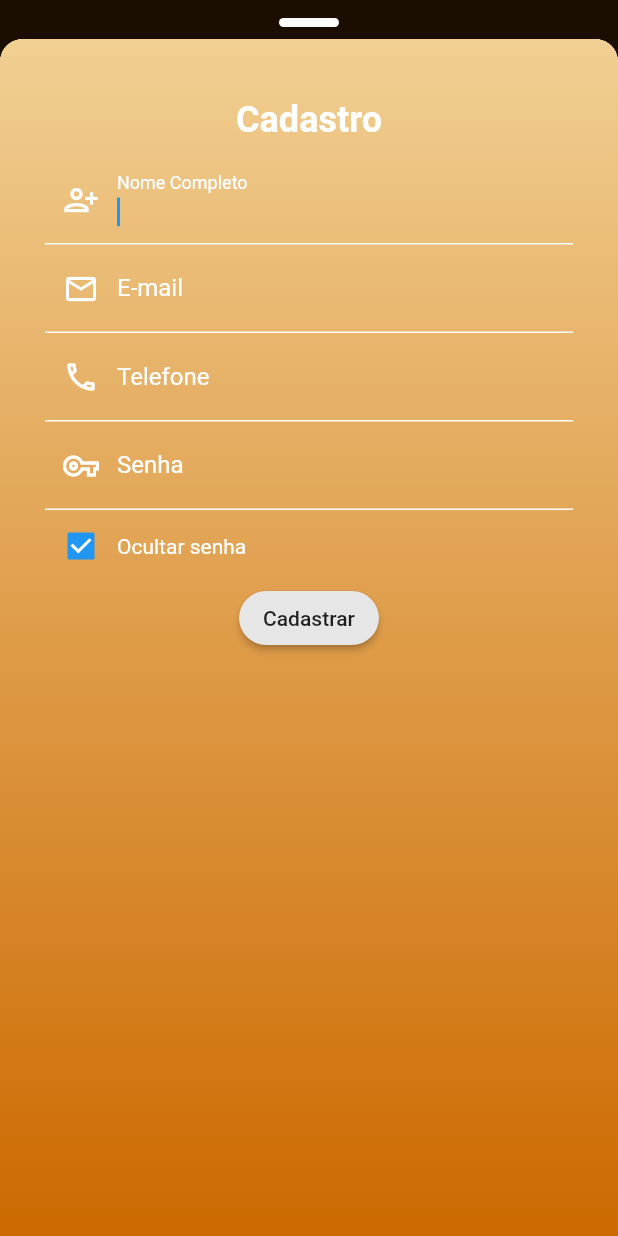
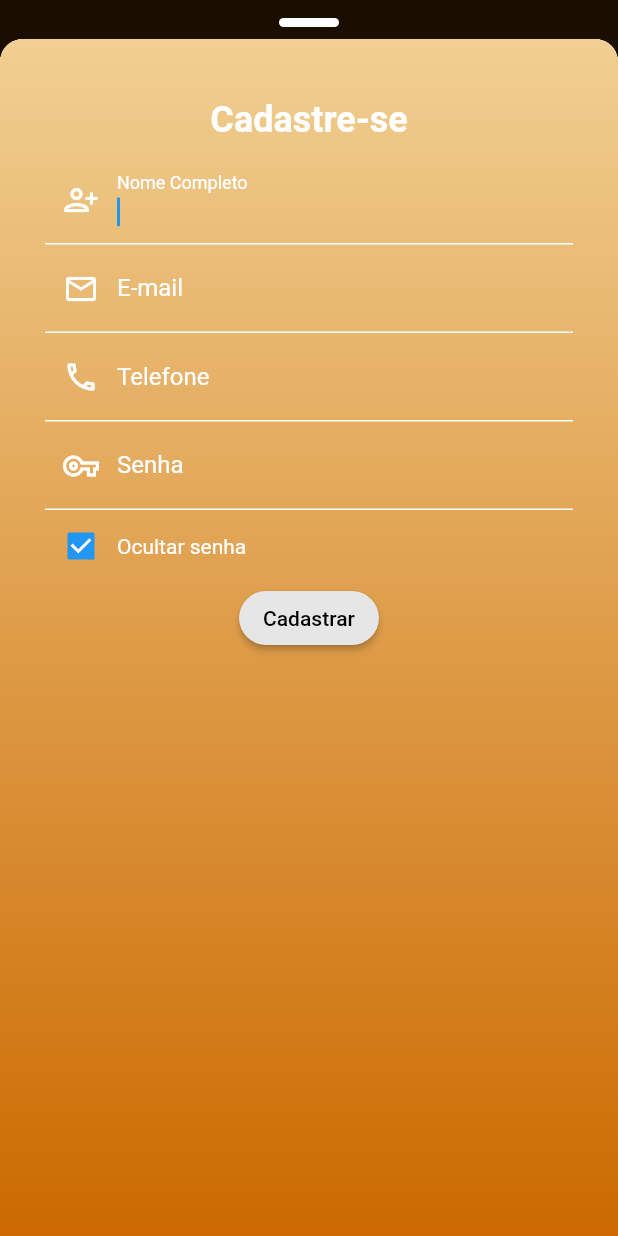
Before and after one commit to VictorLuizFerreira/lumen-master, a Flutter app: the screen it shows after launch, after a tap on "Entrar", after a tap on "Cadastrar-se", on a phone screen of 412 x 824 dp. Run offline on Flutter 3.47's test engine with Material 2 defaults, Android fonts, the phone set to English and light mode, and no system bars; our stand-ins replace firebase_auth, firebase_core, modal_bottom_sheet, shared_preferences; accounts and stored records are empty; network calls fail.

Commit message:
versao 1.3

```diff
--- a/lib/main.dart
+++ b/lib/main.dart
@@ -1,24 +1,23 @@
+import 'package:firebase_core/firebase_core.dart';
 import 'package:flutter/material.dart';
-import 'package:lumen/learn_firebase.dart';
-import 'package:lumen/pages/home/home_page.dart';
-import 'package:lumen/pages/login/login_page.dart';
-import 'package:lumen/pages/login/widgets/login_splash.dart';
+
+import 'package:lumen/shared/services/auth_service.dart';
+import 'package:provider/provider.dart';
+
+import 'myapp.dart';
 
 
 
-void main() {
-  runApp(MyApp());
+void main() async {
+  WidgetsFlutterBinding.ensureInitialized();
+
+  await Firebase.initializeApp();
+  runApp(
+      MultiProvider(
+        providers: [
+          ChangeNotifierProvider(create: (context) => AuthService()),
+        ],
+        child: MyApp(),
+      ),
+  );
 }
-
-class MyApp extends StatelessWidget {
-
-  // This widget is the root of your application.
-  @override
-  Widget build(BuildContext context) {
-    return MaterialApp(
-      title: 'Flutter Demo',
-      home: LoginSplash(),
-      debugShowCheckedModeBanner: false,
-    );
-  }
-}
--- /dev/null
+++ b/lib/myapp.dart
@@ -0,0 +1,15 @@
+import 'package:flutter/material.dart';
+import 'package:lumen/pages/login/widgets/login_splash.dart';
+
+class MyApp extends StatelessWidget {
+  const MyApp({Key? key}) : super(key: key);
+  // This widget is the root of your application.
+  @override
+  Widget build(BuildContext context) {
+    return MaterialApp(
+      title: 'Lumenu',
+      home: LoginSplash(),
+      debugShowCheckedModeBanner: false,
+    );
+  }
+}
--- a/lib/pages/cadastro/cadastro_page.dart
+++ b/lib/pages/cadastro/cadastro_page.dart
@@ -3,8 +3,10 @@ import 'dart:convert';
 import 'package:flutter/material.dart';
 import 'package:lumen/pages/cadastro/cadastro_service.dart';
 import 'package:lumen/shared/models/login_model.dart';
+import 'package:lumen/shared/services/auth_service.dart';
 import 'package:lumen/shared/values/custom_colors.dart';
 import 'package:lumen/shared/values/preferences_keys.dart';
+import 'package:provider/src/provider.dart';
 
 import 'package:shared_preferences/shared_preferences.dart';
 
@@ -22,7 +24,9 @@ class _SignUpPageState extends State<SignUpPage> {
   final TextEditingController _passwordInputController = TextEditingController();
 
   bool _obscurePassword = true;
+
   final _formKey = GlobalKey<FormState>();
+
   @override
   Widget build(BuildContext context) {
     return Container(
@@ -44,7 +48,7 @@ class _SignUpPageState extends State<SignUpPage> {
 
             children: [
               const Text(
-                  "Cadastro",
+                  "Cadastre-se",
                   textAlign: TextAlign.center,
                   style: TextStyle(
                     color: Colors.white,
@@ -200,16 +204,23 @@ class _SignUpPageState extends State<SignUpPage> {
                   ],
               ),
               ),
-              RaisedButton(
+              ElevatedButton(
                 onPressed: (){
                   _doSignUp();
                 },
                 child: const Text(
-                  "Cadastrar"
+                  "Cadastrar",
+                  style: TextStyle(color: Colors.black),
                 ),
-                color: CustomColors().getActiveSecondaryButtonColor(),
-                shape: RoundedRectangleBorder(
-                    borderRadius: BorderRadius.circular(50),
+                style: ButtonStyle(
+                  backgroundColor: MaterialStateProperty.all<Color>(
+                    CustomColors().getActiveSecondaryButtonColor(),
+                  ),
+                  shape: MaterialStateProperty.all<OutlinedBorder>(
+                    RoundedRectangleBorder(
+                      borderRadius: BorderRadius.circular(50),
+                    ),
+                  ),
                 ),
               ),
             ],
@@ -217,12 +228,27 @@ class _SignUpPageState extends State<SignUpPage> {
         ),
     );
   }
+
+
+
+  registrar() async{
+    try{
+      await context.read<AuthService>().registrar(_mailInputController.text, _passwordInputController.text);
+    } on AuthException catch (e) {
+      ScaffoldMessenger.of(context)
+          .showSnackBar(SnackBar(content: Text(e.message!)));
+    }
+  }
+
   void _doSignUp(){
     if (_formKey.currentState!.validate()) {
-      CadastroService().cadastrar(
-          _mailInputController.text,
-          _passwordInputController.text,
-      );
+        registrar();
+        //CadastroService().cadastrar(
+          //_mailInputController.text,
+          //_passwordInputController.text,
+       // );
+        context.read<AuthService>().login(_mailInputController.text, _passwordInputController.text);
+
     } else{
       print("inválido");
     }
--- a/lib/pages/cadastro/cadastro_service.dart
+++ b/lib/pages/cadastro/cadastro_service.dart
@@ -6,7 +6,7 @@ import 'package:http/http.dart' as http;
 class CadastroService{
   cadastrar(String email, String password) async{
     http.Response response = await http.post(
-      Routes().cadastro(),
+      Uri.parse(Routes().cadastro()),
       body: json.encode(
         {"email": email,
           "password": password,
--- a/lib/pages/login/login_service.dart
+++ b/lib/pages/login/login_service.dart
@@ -6,7 +6,7 @@ import 'package:lumen/shared/values/routes.dart';
 class LoginService {
   login(String email, String password) async{
     http.Response response = await http.post(
-    Routes().login(),
+    Uri.parse(Routes().login()),
     body: json.encode(
     {"email": email,
       "password": password,
--- a/lib/pages/login/widgets/login_form.dart
+++ b/lib/pages/login/widgets/login_form.dart
@@ -1,5 +1,8 @@
 import 'package:flutter/material.dart';
+import 'package:lumen/pages/home/home_page.dart';
+import 'package:lumen/shared/services/auth_service.dart';
 import 'package:lumen/shared/values/custom_colors.dart';
+import 'package:provider/src/provider.dart';
 
 import '../login_service.dart';
 
@@ -18,10 +21,10 @@ class _LoginFormState extends State<LoginForm> {
   final _formKey = GlobalKey<FormState>();
 
   @override
+
   Widget build(BuildContext context) {
 
     return Form(
-      //resizeToAvoidBottomInset: false,
       key: _formKey,
       child: Column(
         crossAxisAlignment: CrossAxisAlignment.stretch,
@@ -62,6 +65,7 @@ class _LoginFormState extends State<LoginForm> {
             validator: (value){
               if (value!.length < 6){
                 return "A senha deve possuir no mínimo 6 caracteres";
+
               }
               return null;
             },
@@ -144,12 +148,37 @@ class _LoginFormState extends State<LoginForm> {
     );
   }
 
+  login() async{
+    try{
+      await context.read<AuthService>().login(_mailInputController.text, _passwordInputController.text);
+      Navigator.pushReplacement(
+        context, MaterialPageRoute( builder: (context) => HomePage()));
+    } on AuthException catch (e) {
+      ScaffoldMessenger.of(context)
+          .showSnackBar(SnackBar(
+        content: Text(e.message!),
+        behavior: SnackBarBehavior.floating,
+        margin: EdgeInsets.only(
+            bottom: MediaQuery.of(context).size.height - 120,
+            right: 20,
+            left: 20),
+      ),
+      );
+
+    }
+  }
+
+
+
   void _doLogin() async {
     if (_formKey.currentState!.validate()) {
-      LoginService()
-          .login(_mailInputController.text, _passwordInputController.text);
+      login();
+      print("teste");
+      context.read<AuthService>().login(_mailInputController.text, _passwordInputController.text);
     } else {
-      print("inválido");
+      print("sla");
     }
   }
+
+
 }
```
Also changed, not shown: lib/shared/services/auth_service.dart (added, +67 -0 lines), pubspec.yaml (+6 -1 lines), pubspec.lock, 2 other files.
